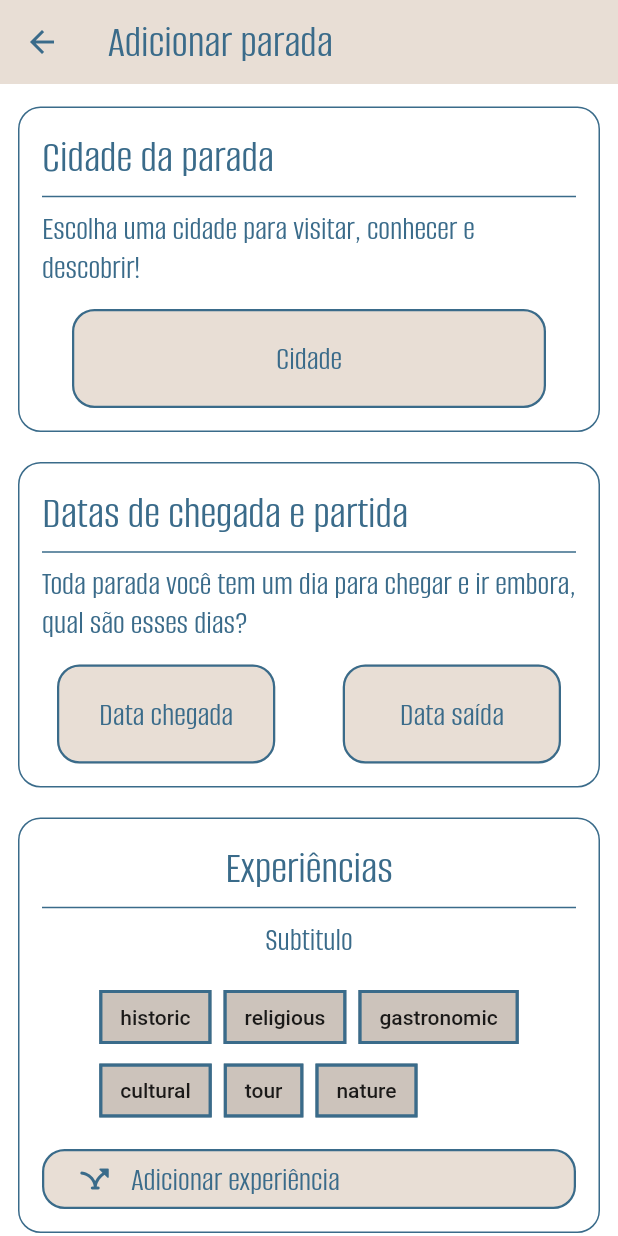
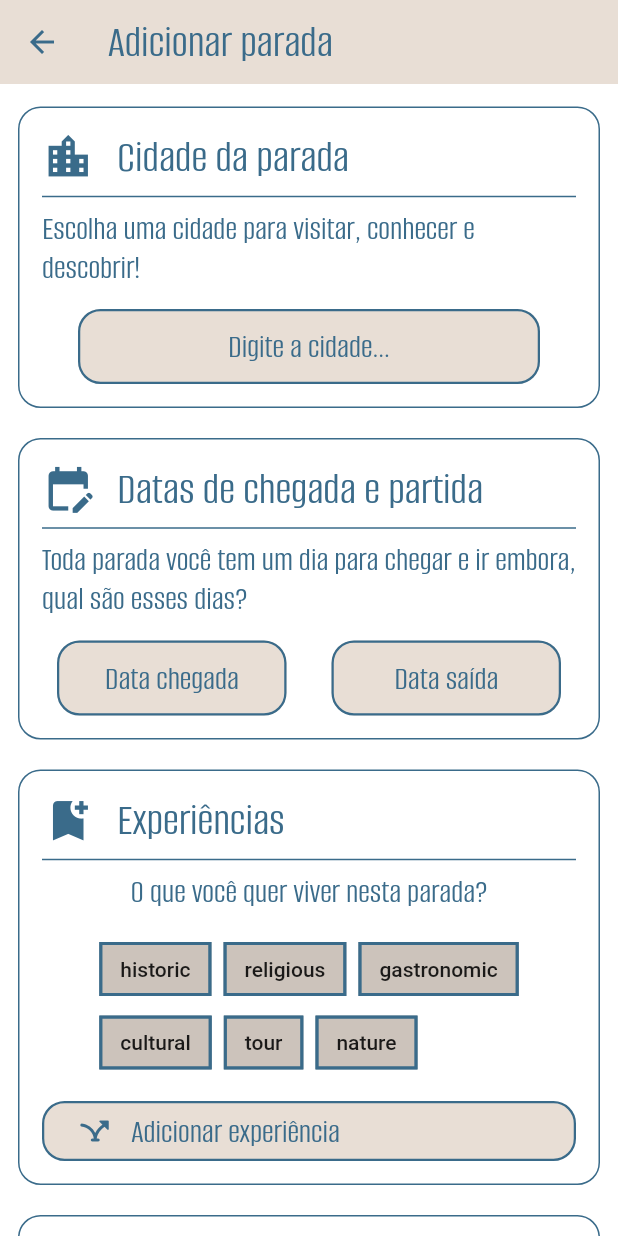
Before and after one commit to rafinha-as-br/TravelMaker, a Flutter app: the Stopform screen opened by its route, after a tap on "Adicionar experiência", on a phone screen of 412 x 824 dp. Run offline on Flutter 3.47's test engine with Material 3 defaults, Android fonts, the phone set to English and light mode, and no system bars; our stand-ins replace geocoding, geolocator, image_picker, shared_preferences, sqflite; missing offline and left inert: country_flags, dart:ffi; accounts and stored records are empty.

Commit message:
extra afternoon work in styles 07/08

```diff
--- a/travelmakerapp/lib/presentation/modules/buttons/customButton.dart
+++ b/travelmakerapp/lib/presentation/modules/buttons/customButton.dart
@@ -5,8 +5,8 @@ import 'package:travelmakerapp/usecase/Themes/getTheme.dart';
 import '../../../usecase/Themes/appThemes.dart';
 import '../../provider/userProvider.dart';
 
-class Button1 extends StatelessWidget {
-  const Button1({super.key, required this.onTap, required this.text, required this.icon});
+class SmallButton1 extends StatelessWidget {
+  const SmallButton1({super.key, required this.onTap, required this.text, required this.icon});
 
   final VoidCallback onTap;
   final String text;
@@ -43,8 +43,8 @@ class Button1 extends StatelessWidget {
     );
   }
 }
-class Button2 extends StatelessWidget {
-  const Button2({super.key, required this.onTap, required this.text, required this.icon});
+class SmallButton2 extends StatelessWidget {
+  const SmallButton2({super.key, required this.onTap, required this.text, required this.icon});
 
   final VoidCallback onTap;
   final String text;
@@ -62,7 +62,7 @@ class Button2 extends StatelessWidget {
             width: 140,
             height: 40,
             decoration: BoxDecoration(
-              color: getAlternativeCanvasColor(),
+              color: getThirdColor(),
               border: Border.all(
                 width: 1.5,
                 color: getPrimaryColor(),
@@ -81,3 +81,73 @@ class Button2 extends StatelessWidget {
     );
   }
 }
+
+class MediumButton1 extends StatelessWidget {
+  const MediumButton1({super.key, required this.onTap, required this.text, required this.icon});
+
+  final VoidCallback onTap;
+  final String text;
+  final IconData icon;
+
+  @override
+  Widget build(BuildContext context) {
+    return InkWell(
+      onTap: onTap,
+      borderRadius: BorderRadius.all(Radius.circular(15)),
+      child: Container(
+          height: 70,
+          decoration: BoxDecoration(
+            color: getCanvasColor(),
+            border: Border.all(
+              width: 1.5,
+              color: getPrimaryColor(),
+            ),
+            borderRadius: BorderRadius.all(Radius.circular(15)),
+          ),
+          child: Row(
+            mainAxisAlignment: MainAxisAlignment.start,
+            spacing: 12,
+            children: [
+              SizedBox(width: 10,),
+              Icon(icon, color: getPrimaryColor(),),
+              Text(text, style: Theme.of(context).textTheme.displaySmall),
+            ],)
+      )
+    );
+  }
+}
+
+class MediumButton2 extends StatelessWidget {
+  const MediumButton2({super.key, required this.onTap, required this.text, required this.icon});
+
+  final VoidCallback onTap;
+  final String text;
+  final IconData icon;
+
+  @override
+  Widget build(BuildContext context) {
+    return InkWell(
+      onTap: onTap,
+      borderRadius: BorderRadius.all(Radius.circular(15)),
+      child: Container(
+          height: 70,
+          decoration: BoxDecoration(
+            color: getThirdColor(),
+            border: Border.all(
+              width: 1.5,
+              color: getPrimaryColor(),
+            ),
+            borderRadius: BorderRadius.all(Radius.circular(15)),
+          ),
+          child: Row(
+            mainAxisAlignment: MainAxisAlignment.start,
+            spacing: 12,
+            children: [
+              SizedBox(width: 10,),
+              Icon(icon, color: getPrimaryColor(),),
+              Text(text, style: Theme.of(context).textTheme.displaySmall),
+            ],)
+      )
+    );
+  }
+}
--- a/travelmakerapp/lib/presentation/modules/customChip.dart
+++ b/travelmakerapp/lib/presentation/modules/customChip.dart
@@ -4,6 +4,7 @@ import 'package:travelmakerapp/usecase/Themes/getTheme.dart';
 Chip experienseChip(String experiense){
   return Chip(
     label: Text(experiense),
+    elevation: 0,
     shape: RoundedRectangleBorder(
       side: BorderSide(
         color: getPrimaryColor(),
--- a/travelmakerapp/lib/presentation/modules/customTextFormField.dart
+++ b/travelmakerapp/lib/presentation/modules/customTextFormField.dart
@@ -19,14 +19,18 @@ class CustomTextFormField1 extends StatelessWidget {
 
   @override
   Widget build(BuildContext context) {
-    return TextFormField(
+    return SizedBox(
+      height: 50,
+      child: TextFormField(
         textAlign: TextAlign.center,
+        textAlignVertical: TextAlignVertical.bottom,
         decoration: getInputDecoration(title, context),
         style: Theme.of(context).textTheme.displaySmall,
         cursorColor: getPrimaryColor(),
         keyboardType: TextInputType.text,
         controller: controller,
         validator: validator,
+      ),
     );
   }
 }
--- a/travelmakerapp/lib/presentation/modules/travelForm/stopForm.dart
+++ b/travelmakerapp/lib/presentation/modules/travelForm/stopForm.dart
@@ -51,15 +51,22 @@ class Stopform extends StatelessWidget {
                           Column(
                             crossAxisAlignment: CrossAxisAlignment.start,
                             children: [
-                              Text("Cidade da parada", style: Theme.of(context).textTheme.displayMedium,),
+                              Row(
+                                spacing: 15,
+                                crossAxisAlignment: CrossAxisAlignment.start,
+                                children: [
+                                  Icon(Icons.location_city, color: getPrimaryColor(), size: 35,),
+                                  Text("Cidade da parada", style: Theme.of(context).textTheme.displayMedium,),
+                                ],
+                              ),
                               Divider(thickness: 1, color: getPrimaryColor(),),
                               Text("Escolha uma cidade para visitar, conhecer e descobrir!", style: Theme.of(context).textTheme.displaySmall,)
                             ],
                           ),
                           Padding(
-                              padding: const EdgeInsets.symmetric(horizontal: 20),
+                              padding: const EdgeInsets.symmetric(horizontal: 24),
                             child: CustomTextFormField1(
-                                title: "Cidade",
+                                title: "Digite a cidade...",
                                 controller: stopCity,
                                 validator: (value){
 
@@ -75,7 +82,13 @@ class Stopform extends StatelessWidget {
                           Column(
                             crossAxisAlignment: CrossAxisAlignment.start,
                             children: [
-                              Text("Datas de chegada e partida", style: Theme.of(context).textTheme.displayMedium,),
+                              Row(
+                                spacing: 15,
+                                children: [
+                                  Icon(Icons.edit_calendar, color: getPrimaryColor(), size: 35,),
+                                  Text("Datas de chegada e partida", style: Theme.of(context).textTheme.displayMedium,),
+                                ],
+                              ),
                               Divider(thickness: 1, color: getPrimaryColor(),),
                               Text("Toda parada você tem um dia para chegar e ir embora, qual são esses dias?", style: Theme.of(context).textTheme.displaySmall,)
                             ],
@@ -83,7 +96,7 @@ class Stopform extends StatelessWidget {
                           Padding(
                             padding: const EdgeInsets.symmetric(horizontal: 10),
                             child: Row(
-                              spacing: 45,
+                              spacing: 30,
                               children: [
                                 Expanded(
                                     child: CustomTextFormField1(
@@ -116,9 +129,15 @@ class Stopform extends StatelessWidget {
                         children: [
                           Column(
                             children: [
-                              Text("Experiências", style: Theme.of(context).textTheme.displayMedium,),
+                              Row(
+                                spacing: 15,
+                                children: [
+                                  Icon(Icons.bookmark_add, color: getPrimaryColor(), size: 35,),
+                                  Text("Experiências", style: Theme.of(context).textTheme.displayMedium,),
+                                ],
+                              ),
                               Divider(thickness: 1, color: getPrimaryColor(),),
-                              Text("Subtitulo", style: Theme.of(context).textTheme.displaySmall,)
+                              Text("O que você quer viver nesta parada?", style: Theme.of(context).textTheme.displaySmall,)
                             ],
                           ),
 
@@ -138,7 +157,7 @@ class Stopform extends StatelessWidget {
                           Row(
                             children: [
                               Expanded(
-                                child: Button1(
+                                child: SmallButton1(
                                     onTap: (){},
                                     text: "Adicionar experiência",
                                     icon: Icons.airline_stops_rounded),
@@ -156,7 +175,13 @@ class Stopform extends StatelessWidget {
                         children: [
                           Column(
                             children: [
-                              Text("Tempo gasto previsto", style: Theme.of(context).textTheme.displayMedium,),
+                              Row(
+                                spacing: 15,
+                                children: [
+                                  Icon(Icons.timelapse, color: getPrimaryColor(), size: 35,),
+                                  Text("Tempo gasto previsto", style: Theme.of(context).textTheme.displayMedium,),
+                                ],
+                              ),
                               Divider(thickness: 1, color: getPrimaryColor(),),
                             ],
                           ),
@@ -168,12 +193,18 @@ class Stopform extends StatelessWidget {
                       Row(
                         children: [
                           Expanded(
-                            child: Button1(
+                            child: MediumButton2(
                                 onTap: (){},
                                 text: "Adicionar parada",
                                 icon: Icons.add_location_alt_outlined),
                           ),
                         ],
+                      ),
+
+
+
+                      SizedBox(
+                        height: 50,
                       )
 
                     ],
--- a/travelmakerapp/lib/presentation/modules/travelForm/travelForm.dart
+++ b/travelmakerapp/lib/presentation/modules/travelForm/travelForm.dart
@@ -176,7 +176,7 @@ class TravelForm extends StatelessWidget {
                             Row(
                               children: [
                                 Expanded(
-                                  child: Button1(
+                                  child: SmallButton1(
                                       onTap: (){
                                         showDialog(
                                             context: context,
@@ -304,7 +304,7 @@ class TravelForm extends StatelessWidget {
                           Row(
                             children: [
                               Expanded(
-                                  child: Button1(
+                                  child: SmallButton1(
                                       onTap: (){
                                         Navigator.pushNamed(context, Stopform.routeName);
                                       },
@@ -328,7 +328,7 @@ class TravelForm extends StatelessWidget {
               Row(
                 children: [
                   Expanded(
-                    child: Button1(
+                    child: SmallButton1(
                         onTap: (){},
                         text: "Criar viagem",
                         icon: Icons.airplane_ticket_outlined
--- a/travelmakerapp/lib/presentation/modules/userDialog.dart
+++ b/travelmakerapp/lib/presentation/modules/userDialog.dart
@@ -106,7 +106,7 @@ class userDialog extends StatelessWidget {
                                 ),
                               ],
                             ),
-                            Button2(
+                            SmallButton2(
                                 onTap: () {
                                   if(_formKey.currentState!.validate()){
 
--- a/travelmakerapp/lib/presentation/modules/userForm.dart
+++ b/travelmakerapp/lib/presentation/modules/userForm.dart
@@ -88,7 +88,7 @@ class UserForm extends StatelessWidget {
                 ),
               ],
             ),
-            Button1(
+            SmallButton1(
               onTap: () {
                 if(_formKey.currentState!.validate()){
                   userProvider.createUser(nameController.text, int.parse(ageController.text), true);
--- a/travelmakerapp/lib/presentation/page/userConfigScreen.dart
+++ b/travelmakerapp/lib/presentation/page/userConfigScreen.dart
@@ -37,7 +37,7 @@ class UserConfigScreen extends StatelessWidget {
             Row(
               children: [
                 Expanded(
-                    child: Button1(
+                    child: SmallButton1(
                         onTap: (){
                           showDialog(
                               context: context,
@@ -71,7 +71,7 @@ class UserConfigScreen extends StatelessWidget {
             Row(
               children: [
                 Expanded(
-                  child: Button1(
+                  child: SmallButton1(
                       onTap: (){
                         userProvider.removeUser();
                         Navigator.pushNamed(context, StartScreen.routeName);
--- a/travelmakerapp/lib/usecase/Themes/getTheme.dart
+++ b/travelmakerapp/lib/usecase/Themes/getTheme.dart
@@ -31,10 +31,9 @@ Color getCanvasColor(){
   return canvasColor;
 }
 
-Color getAlternativeCanvasColor(){
-  bool darkTheme = getActiveTheme();
-  Color canvasColor = darkTheme ? AppThemes.darkTheme.scaffoldBackgroundColor : AppThemes.lightTheme.scaffoldBackgroundColor;
-  return canvasColor;
+Color getThirdColor(){
+  const Color tertiaryColor = Color(0xFFD97D54);
+  return tertiaryColor;
 }
 
 // return themeMode
```
Also changed, not shown: travelmakerapp/lib/presentation/page/homeScreen.dart (+4 -4 lines), travelmakerapp/lib/presentation/page/tests.dart (+14 -9 lines). Lines whose indentation alone changed are shown as unchanged.
